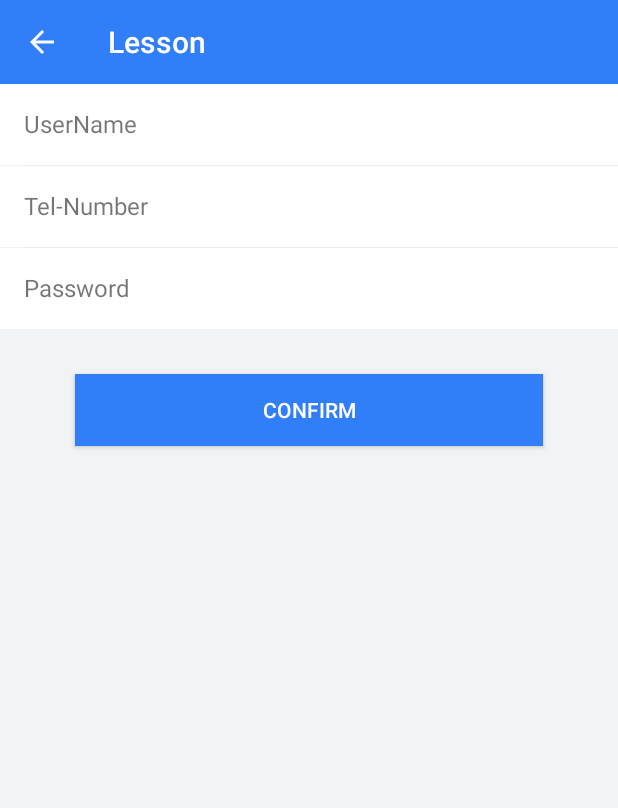
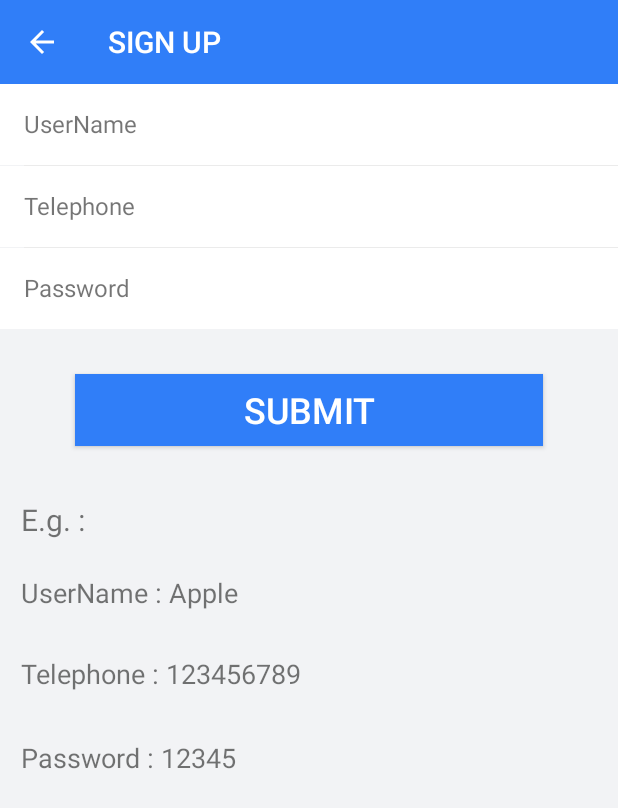
Before and after one commit to yvaine613/Assignment, an Android app: the RegisterActivity screen opened directly, with no data from a screen before it, on a phone screen of 412 x 824 dp. Shown: the top 808 px of the screen. Run offline under Robolectric (Android 15) with nearby library versions, the phone set to English and light mode, and no system bars.

Commit message:
Modify Signup & profile UI

```diff
--- a/app/src/main/java/au/edu/unsw/infs3634/assignmentui/RegisterActivity.java
+++ b/app/src/main/java/au/edu/unsw/infs3634/assignmentui/RegisterActivity.java
@@ -29,7 +29,7 @@ public class RegisterActivity extends AppCompatActivity {
         super.onCreate(savedInstanceState);
         setContentView(R.layout.activity_register);
         Toolbar toolbar = findViewById(R.id.toolbar);
-        toolbar.setTitle("Lesson");
+        toolbar.setTitle("SIGN UP");
         setSupportActionBar(toolbar);
         getSupportActionBar().setDisplayHomeAsUpEnabled(true);
         getSupportActionBar().setHomeButtonEnabled(true);
@@ -53,10 +53,10 @@ public class RegisterActivity extends AppCompatActivity {
                 }
                 User user = new User(name, pwd, phone,"", "") ;
                 if (QuestionDao.getInstance(RegisterActivity.this).registerUser(user)){
-                    showToast("success");
+                    showToast("Success");
                     finish();
                 }else{
-                    showToast("failed");
+                    showToast("Failed");
                 }
             }
         });
--- a/app/src/main/res/layout/activity_register.xml
+++ b/app/src/main/res/layout/activity_register.xml
@@ -59,7 +59,7 @@
             android:layout_height="wrap_content"
             android:layout_marginLeft="16dp"
             android:gravity="center_vertical"
-            android:text="Tel-Number"
+            android:text="Telephone"
             android:textSize="16sp" />
 
         <EditText
@@ -112,9 +112,43 @@
         android:layout_width="match_parent"
         android:layout_height="wrap_content"
         android:layout_marginLeft="50dp"
+        android:layout_marginTop="30dp"
         android:layout_marginRight="50dp"
-        android:layout_marginTop="30dp"
         android:background="@color/colorPrimary"
-        android:text="Confirm"
-        android:textColor="@color/white" />
+        android:text="SUBMIT"
+        android:textColor="@color/white"
+        android:textSize="24sp" />
+
+    <TextView
+        android:id="@+id/textView6"
+        android:layout_width="match_parent"
+        android:layout_height="35dp" />
+
+    <TextView
+        android:id="@+id/textView17"
+        android:layout_width="match_parent"
+        android:layout_height="50dp"
+        android:text="   E.g. :"
+        android:textSize="20sp" />
+
+    <TextView
+        android:id="@+id/textView18"
+        android:layout_width="match_parent"
+        android:layout_height="54dp"
+        android:text="   UserName : Apple"
+        android:textSize="18sp" />
+
+    <TextView
+        android:id="@+id/textView19"
+        android:layout_width="match_parent"
+        android:layout_height="56dp"
+        android:text="   Telephone : 123456789"
+        android:textSize="18sp" />
+
+    <TextView
+        android:id="@+id/textView20"
+        android:layout_width="match_parent"
+        android:layout_height="58dp"
+        android:text="   Password : 12345"
+        android:textSize="18sp" />
 </LinearLayout>
--- a/app/src/main/res/layout/profile.xml
+++ b/app/src/main/res/layout/profile.xml
@@ -40,10 +40,10 @@
 
             <TextView
                 android:id="@+id/tv_username"
-                android:layout_width="86dp"
-                android:layout_height="43dp"
-                android:layout_marginStart="12dp"
-                android:layout_marginTop="24dp"
+                android:layout_width="87dp"
+                android:layout_height="51dp"
+                android:layout_marginStart="16dp"
+                android:layout_marginTop="16dp"
                 android:paddingTop="13dp"
                 android:singleLine="true"
                 android:text="N"
@@ -56,7 +56,7 @@
                 android:id="@+id/tv_tel"
                 android:layout_width="wrap_content"
                 android:layout_height="wrap_content"
-                android:layout_marginTop="40dp"
+                android:layout_marginTop="44dp"
                 android:drawableRight="@drawable/rightmid_grey"
                 android:drawablePadding="2dp"
                 android:text="Info"
@@ -81,7 +81,7 @@
                 android:layout_width="wrap_content"
                 android:layout_height="wrap_content"
                 android:layout_marginTop="24dp"
-                android:text="Password :"
+                android:text="Telephone :"
                 android:textColor="@color/black"
                 android:textSize="28sp"
                 app:layout_constraintStart_toStartOf="parent"
```
